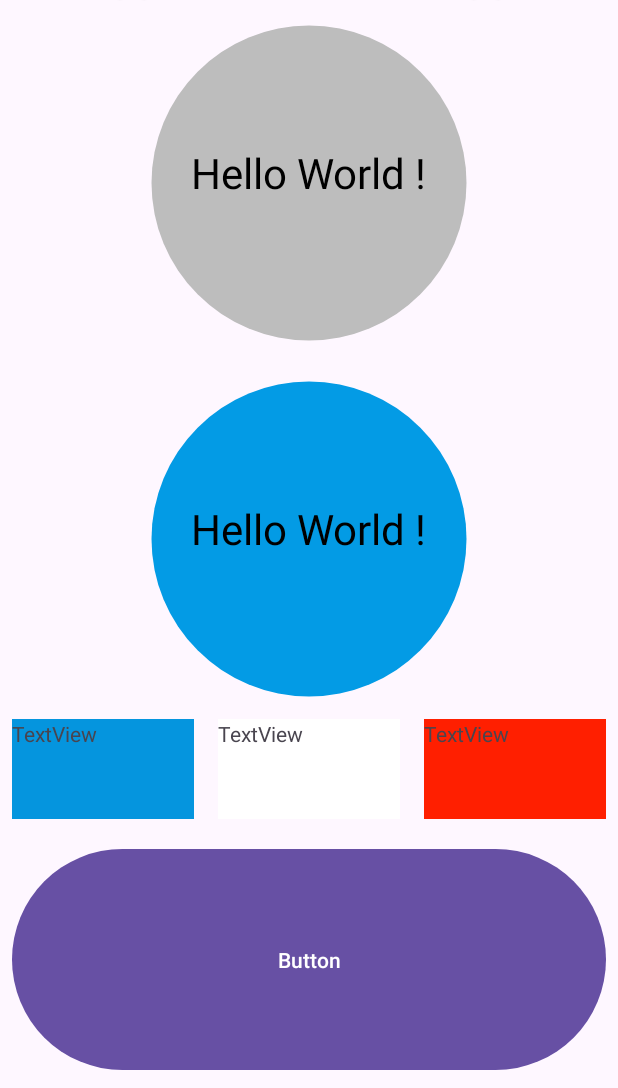
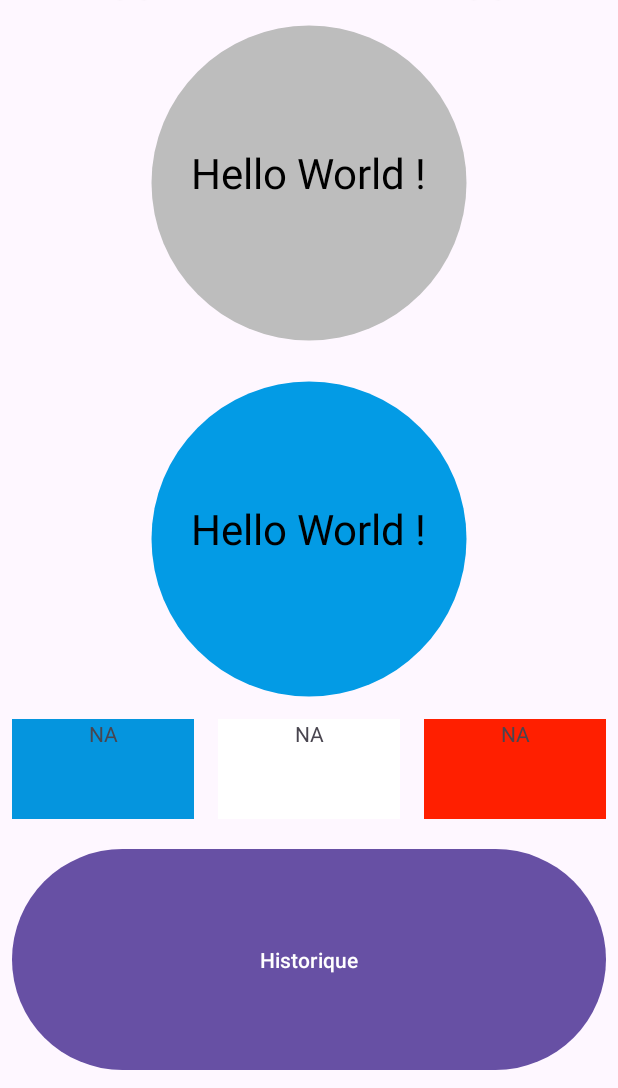
Before and after one commit to ZaherMadi/B3TempoAPPZaher, an Android app: the screen it shows after launch (MainActivity), on a phone screen of 412 x 824 dp, the part 148-1236 px from its top. Run offline under Robolectric (Android 15) with nearby library versions, the phone set to English and light mode, and no system bars; network calls fail.

Commit message:
History Button v0

```diff
--- a/app/src/main/java/com/example/b3tempoappzaher/IEdfApi.java
+++ b/app/src/main/java/com/example/b3tempoappzaher/IEdfApi.java
@@ -22,4 +22,10 @@ public interface IEdfApi {
             @Query("TypeAlerte")String alertType);
 
     // https://particulier.edf.fr/services/rest/referentiel/historicTEMPOStore?dateBegin=2023&dateEnd=2024
+
+    @GET("services/rest/referentiel/historicTEMPOStore")
+    Call<TempoHistory> getTempoHistory(
+            @Query("dateBegin") String dateBegin,
+            @Query("dateEnd") String dateEnd
+    );
 }
--- a/app/src/main/java/com/example/b3tempoappzaher/MainActivity.java
+++ b/app/src/main/java/com/example/b3tempoappzaher/MainActivity.java
@@ -3,9 +3,11 @@ package com.example.b3tempoappzaher;
 import androidx.annotation.NonNull;
 import androidx.appcompat.app.AppCompatActivity;
 
+import android.content.Intent;
 import android.net.http.HttpResponseCache;
 import android.os.Bundle;
 import android.util.Log;
+import android.view.View;
 
 import java.net.HttpURLConnection;
 import java.time.LocalDate;
@@ -15,7 +17,7 @@ import retrofit2.Callback;
 import retrofit2.Response;
 import retrofit2.Retrofit;
 
-public class MainActivity extends AppCompatActivity {
+public class MainActivity extends AppCompatActivity implements  View.OnClickListener{
     private static final String LOG_TAG = MainActivity.class.getSimpleName();
     IEdfApi edfApi;
 
@@ -74,4 +76,14 @@ public class MainActivity extends AppCompatActivity {
             }
         });
     }
+    public void showHistory(View view) {
+        Intent intent = new Intent();
+        intent.setClass(this,HistoryActivity.class);
+        startActivity(intent);
+    }
+
+    @Override
+    public void onClick(View v) {
+
+    }
 }
--- a/app/src/main/res/layout/activity_main.xml
+++ b/app/src/main/res/layout/activity_main.xml
@@ -16,7 +16,8 @@
         android:layout_marginTop="8dp"
         android:layout_marginEnd="8dp"
         android:layout_marginBottom="8dp"
-        android:text="Button"
+        android:text="Historique"
+        android:onClick="showHistory"
         app:layout_constraintBottom_toBottomOf="parent"
         app:layout_constraintEnd_toEndOf="parent"
         app:layout_constraintStart_toStartOf="parent"
@@ -60,12 +61,13 @@
         android:layout_marginEnd="8dp"
         android:layout_marginBottom="8dp"
         android:background="@color/tempo_blue_day_bg"
-        android:text="TextView"
+        android:text="@string/not_available"
         app:layout_constraintBottom_toTopOf="@+id/guideline2"
         app:layout_constraintEnd_toStartOf="@+id/whiteDaysTv"
         app:layout_constraintHorizontal_bias="0.5"
         app:layout_constraintStart_toStartOf="parent"
-        app:layout_constraintTop_toTopOf="@+id/guideline" />
+        app:layout_constraintTop_toTopOf="@+id/guideline"
+        android:textAlignment="center" />
 
     <TextView
         android:id="@+id/whiteDaysTv"
@@ -76,12 +78,13 @@
         android:layout_marginEnd="8dp"
         android:layout_marginBottom="8dp"
         android:background="@color/tempo_white_day_bg"
-        android:text="TextView"
+        android:text="@string/not_available"
         app:layout_constraintBottom_toTopOf="@+id/guideline2"
         app:layout_constraintEnd_toStartOf="@+id/redDaysTv"
         app:layout_constraintHorizontal_bias="0.5"
         app:layout_constraintStart_toEndOf="@+id/blueDaysTv"
-        app:layout_constraintTop_toTopOf="@+id/guideline" />
+        app:layout_constraintTop_toTopOf="@+id/guideline"
+        android:textAlignment="center"/>
 
     <TextView
         android:id="@+id/redDaysTv"
@@ -92,12 +95,13 @@
         android:layout_marginEnd="8dp"
         android:layout_marginBottom="8dp"
         android:background="@color/tempo_red_day_bg"
-        android:text="TextView"
+        android:text="@string/not_available"
         app:layout_constraintBottom_toTopOf="@+id/guideline2"
         app:layout_constraintEnd_toEndOf="parent"
         app:layout_constraintHorizontal_bias="0.5"
         app:layout_constraintStart_toEndOf="@+id/whiteDaysTv"
-        app:layout_constraintTop_toTopOf="@+id/guideline" />
+        app:layout_constraintTop_toTopOf="@+id/guideline"
+        android:textAlignment="center"/>
 
     <androidx.constraintlayout.widget.Barrier
         android:layout_width="wrap_content"
--- a/app/src/main/res/values/strings.xml
+++ b/app/src/main/res/values/strings.xml
@@ -1,8 +1,8 @@
 <resources>
     <string name="app_name">51Tempo</string>
 
-        <string name="not_available">NA</string>
-        <string name="history_bt">Historique</string>
+    <string name="not_available">NA</string>
+    <string name="history_bt">Historique</string>
     // Text resources for TempoColor enum
     <string name="tempo_red_color_text">rouge</string>
     <string name="tempo_white_color_text">blanc</string>
```
Also changed, not shown: app/src/main/AndroidManifest.xml (+7 -1 lines), app/src/main/java/com/example/b3tempoappzaher/HistoryActivity.java (added, +14 -0 lines), app/src/main/res/layout/activity_history.xml (added, +9 -0 lines).
